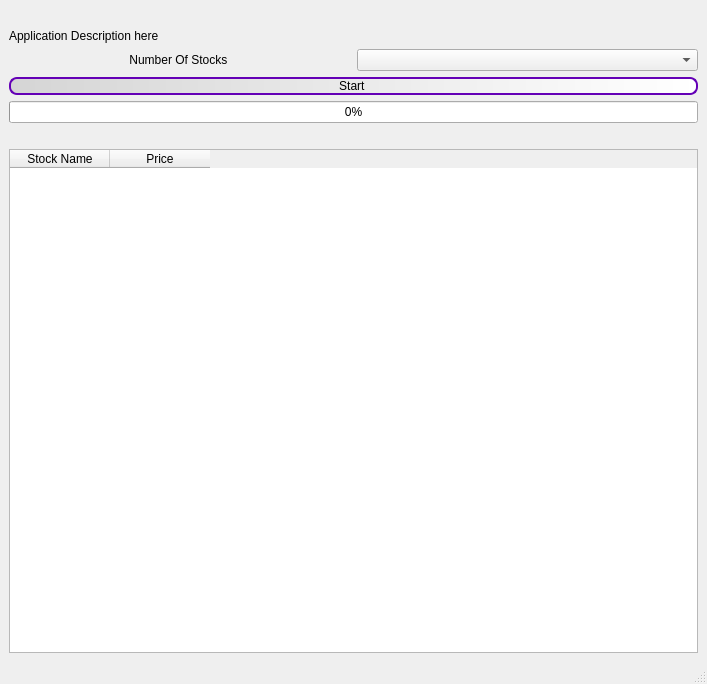
Qt form app_gui.ui (dvirbens/YahooFinanceScraper) before a commit.
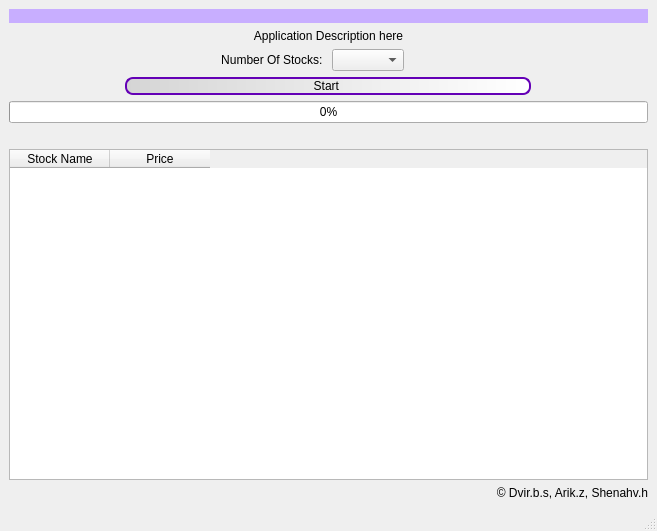
The same form after that commit. Icons and pictures are not drawn.

Diff of the .ui file:
```diff
--- a/app_gui.ui
+++ b/app_gui.ui
@@ -9,8 +9,8 @@
    <rect>
     <x>0</x>
     <y>0</y>
-    <width>707</width>
-    <height>684</height>
+    <width>657</width>
+    <height>531</height>
    </rect>
   </property>
   <property name="contextMenuPolicy">
@@ -25,28 +25,50 @@
   </property>
   <widget class="QWidget" name="centralwidget">
    <layout class="QGridLayout" name="gridLayout">
-    <item row="0" column="0">
-     <widget class="QLabel" name="label">
+    <item row="5" column="0">
+     <widget class="QLabel" name="progress_msg">
       <property name="text">
        <string/>
       </property>
-      <property name="pixmap">
-       <pixmap>Logo (1).png</pixmap>
+      <property name="alignment">
+       <set>Qt::AlignCenter</set>
+      </property>
+     </widget>
+    </item>
+    <item row="7" column="0">
+     <widget class="QLabel" name="label_4">
+      <property name="styleSheet">
+       <string notr="true">font: 6pt &quot;MS Shell Dlg 2&quot;;</string>
+      </property>
+      <property name="text">
+       <string> © Dvir.b.s, Arik.z, Shenahv.h</string>
+      </property>
+      <property name="alignment">
+       <set>Qt::AlignRight|Qt::AlignTrailing|Qt::AlignVCenter</set>
       </property>
      </widget>
     </item>
     <item row="1" column="0">
      <widget class="QLabel" name="label_2">
       <property name="styleSheet">
-       <string notr="true">font: 14pt &quot;Calibri&quot;;</string>
+       <string notr="true">font: 12pt &quot;Calibri&quot;;</string>
       </property>
       <property name="text">
        <string>Application Description here</string>
       </property>
+      <property name="alignment">
+       <set>Qt::AlignCenter</set>
+      </property>
      </widget>
     </item>
-    <item row="3" column="0">
+    <item row="3" column="0" alignment="Qt::AlignHCenter|Qt::AlignVCenter">
      <widget class="QPushButton" name="startButton">
+      <property name="minimumSize">
+       <size>
+        <width>406</width>
+        <height>0</height>
+       </size>
+      </property>
       <property name="toolTip">
        <string/>
       </property>
@@ -63,6 +85,20 @@
       </property>
      </widget>
     </item>
+    <item row="6" column="0">
+     <widget class="QTableWidget" name="tableWidget">
+      <column>
+       <property name="text">
+        <string>Stock Name</string>
+       </property>
+      </column>
+      <column>
+       <property name="text">
+        <string>Price</string>
+       </property>
+      </column>
+     </widget>
+    </item>
     <item row="4" column="0">
      <widget class="QProgressBar" name="progressBar">
       <property name="enabled">
@@ -76,33 +112,19 @@
       </property>
      </widget>
     </item>
-    <item row="6" column="0">
-     <widget class="QTableWidget" name="tableWidget">
-      <column>
-       <property name="text">
-        <string>Stock Name</string>
-       </property>
-      </column>
-      <column>
-       <property name="text">
-        <string>Price</string>
-       </property>
-      </column>
-     </widget>
-    </item>
     <item row="2" column="0">
      <layout class="QHBoxLayout" name="horizontalLayout">
-      <item>
+      <item alignment="Qt::AlignRight">
        <widget class="QLabel" name="label_3">
         <property name="text">
-         <string>Number Of Stocks </string>
+         <string>Number Of Stocks: </string>
         </property>
         <property name="alignment">
          <set>Qt::AlignCenter</set>
         </property>
        </widget>
       </item>
-      <item>
+      <item alignment="Qt::AlignLeft">
        <widget class="QComboBox" name="NumberOfStocksCB">
         <property name="editable">
          <bool>false</bool>
@@ -114,11 +136,17 @@
       </item>
      </layout>
     </item>
-    <item row="5" column="0">
-     <widget class="QLabel" name="progress_msg">
+    <item row="0" column="0">
+     <widget class="QLabel" name="label">
+      <property name="styleSheet">
+       <string notr="true">background-color: rgb(200, 174, 255);</string>
+      </property>
       <property name="text">
        <string/>
       </property>
+      <property name="pixmap">
+       <pixmap>Logo (1).png</pixmap>
+      </property>
       <property name="alignment">
        <set>Qt::AlignCenter</set>
       </property>
@@ -131,7 +159,7 @@
     <rect>
      <x>0</x>
      <y>0</y>
-     <width>707</width>
+     <width>657</width>
      <height>21</height>
     </rect>
    </property>
```
